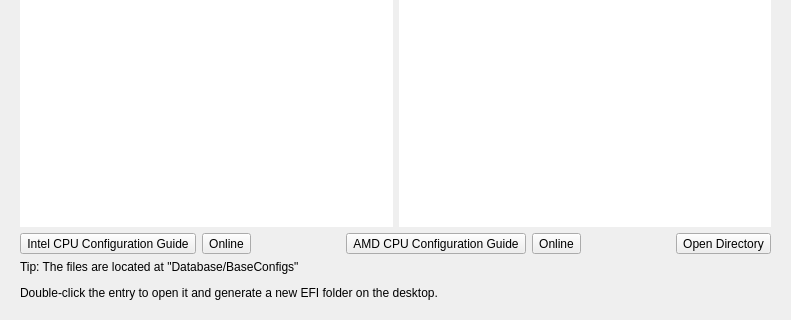
The window that dlgdatabase.ui (ic005k/OCAuxiliaryTools) describes before a commit, drawn with Qt 5; both pictures show x 0 to 791 and y 143 to 463 of the 791 by 463 pixel window.
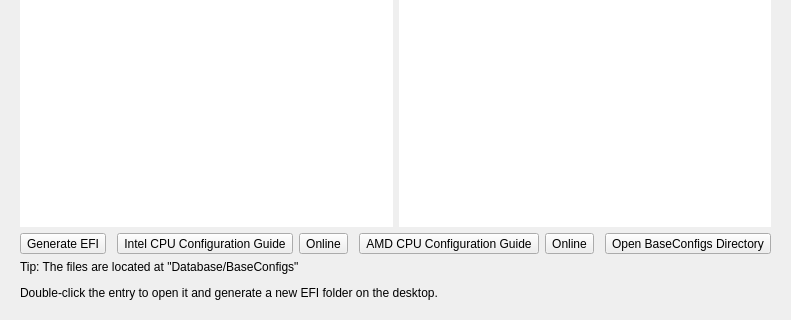
The same window after the commit.

The edit to the form file:
```diff
--- a/dlgdatabase.ui
+++ b/dlgdatabase.ui
@@ -94,6 +94,26 @@
        </item>
        <item row="2" column="0">
         <layout class="QHBoxLayout" name="horizontalLayout_2">
+         <item>
+          <widget class="QToolButton" name="btnGenerateEFI">
+           <property name="text">
+            <string>Generate EFI</string>
+           </property>
+          </widget>
+         </item>
+         <item>
+          <spacer name="horizontalSpacer_5">
+           <property name="orientation">
+            <enum>Qt::Horizontal</enum>
+           </property>
+           <property name="sizeHint" stdset="0">
+            <size>
+             <width>40</width>
+             <height>20</height>
+            </size>
+           </property>
+          </spacer>
+         </item>
          <item>
           <widget class="QToolButton" name="btnIntel">
            <property name="text">
@@ -151,7 +171,7 @@
          <item>
           <widget class="QToolButton" name="btnOpenDir">
            <property name="text">
-            <string>Open Directory</string>
+            <string>Open BaseConfigs Directory</string>
            </property>
           </widget>
          </item>
```
